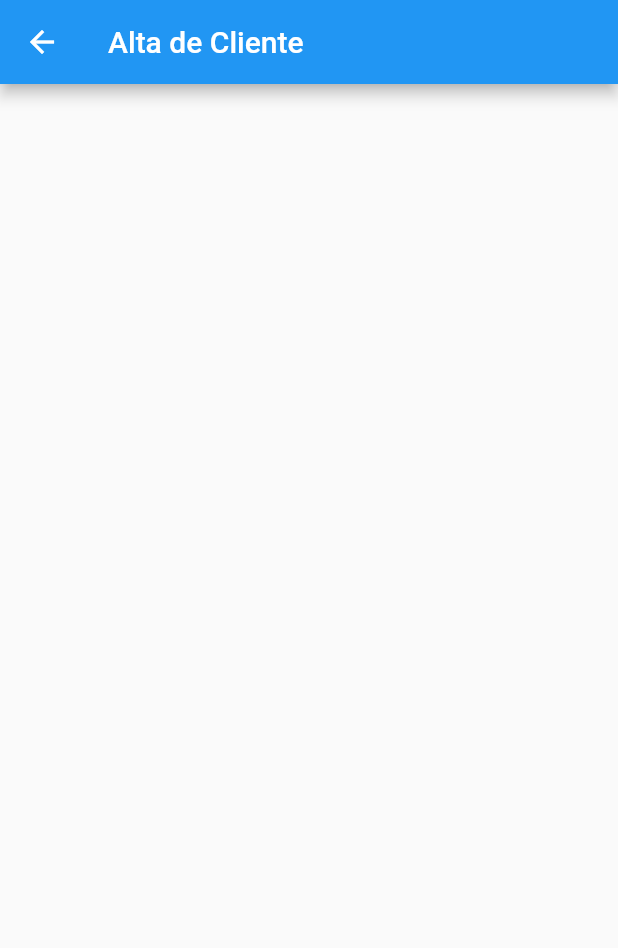
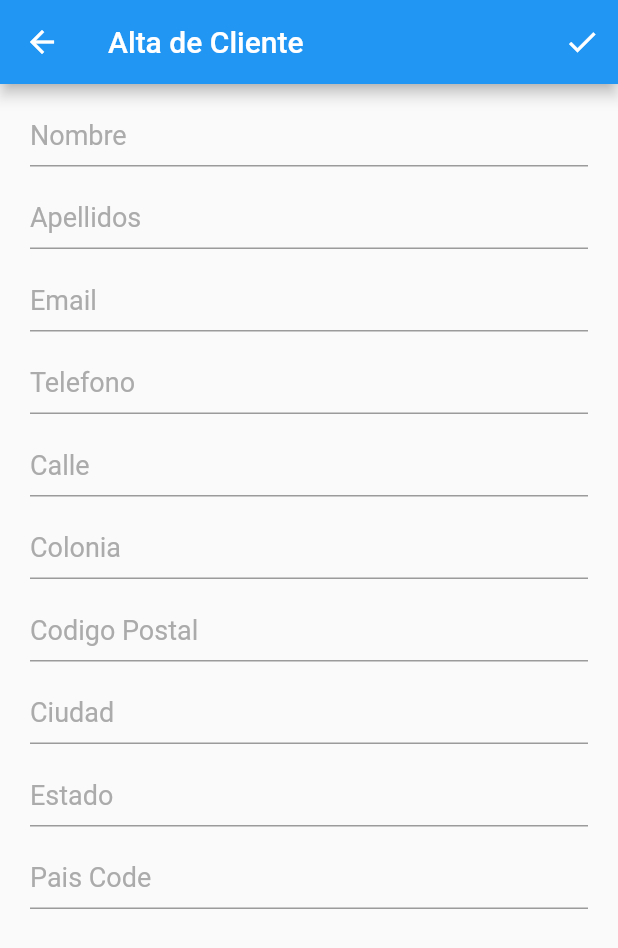
Before and after one commit to AVG93/demo-openpay, a Flutter app: the ClienteAltaPage screen opened by its route, on a phone screen of 412 x 824 dp. Shown: the top 948 px of the screen. Run offline on Flutter 3.47's test engine with Material 2 defaults, Android fonts, the light colour scheme and no system bars; Roboto replaces fonts that are missing (Montserrat).

Commit message:
Se genera formulario de alta de cliente

```diff
--- a/lib/src/pages/cliente/ClienteAltaPage.dart
+++ b/lib/src/pages/cliente/ClienteAltaPage.dart
@@ -1,5 +1,6 @@
 import 'package:demo_openpay/src/api/ClienteService.dart';
 import 'package:demo_openpay/src/models/Cliente.dart';
+import 'package:demo_openpay/src/widgets/itemDataInput.dart';
 import 'package:flutter/material.dart';
 
 
@@ -11,23 +12,96 @@ class ClienteAltaPage extends StatefulWidget {
 }
 
 class _ClienteAltaPageState extends State<ClienteAltaPage> {
+
+  void onClickAltaCliente(Cliente c){
+    ClienteService clienteService = new ClienteService();
+
+    clienteService.postCliente(c)
+    .then((c) => {
+      print('${c.id} - ${c.name}')
+    });
+  }
+
+
   @override
   Widget build(BuildContext context) {
 
-    ClienteService clienteService = new ClienteService();
 
-    clienteService.postCliente(new Cliente(id: '', name: 'Username test', email: 'email@correo.com', creationDate: new DateTime(1990, 01, 01)))
-    .then((c) => {
-      print('${c.id} - ${c.name}')
-    });
+
+    TextEditingController _name = TextEditingController();
+    TextEditingController _lastName = TextEditingController();
+    TextEditingController _email = TextEditingController();
+    TextEditingController _phone = TextEditingController();
+    TextEditingController _line1 = TextEditingController();
+    TextEditingController _line2 = TextEditingController();
+    TextEditingController _postalCode = TextEditingController();
+    TextEditingController _state = TextEditingController();
+    TextEditingController _city = TextEditingController();
+    TextEditingController _countryCode = TextEditingController();
+
+    /**/
 
 
     return Scaffold(
       appBar: AppBar(
         title: Text('Alta de Cliente'),
+        actions: [
+          IconButton(
+            onPressed: (){
 
+              onClickAltaCliente(new Cliente(
+                id: '',
+                name: _name.text,
+                lastName: _lastName.text,
+                email: _email.text,
+                phoneNumber: _phone.text,
+                address: new Address(
+                  line1: _line1.text,
+                  line2: _line2.text,
+                  state: _state.text,
+                  city: _city.text,
+                  postalCode: _postalCode.text,
+                  countryCode: _countryCode.text),
+                creationDate: new DateTime(1990, 01, 01),
+
+                )
+              );
+
+            },
+            icon: Icon(Icons.check),
+            disabledColor: Colors.red,
+          )
+        ],
+      ),
+      body: Container(
+        padding: EdgeInsets.symmetric(horizontal: 20.0),
+        child: Column(
+
+          children: [
+
+            inputTextRegistro('Nombre', TextInputType.name, false, _name),
+
+            inputTextRegistro('Apellidos', TextInputType.name, false, _lastName),
+
+            inputTextRegistro('Email', TextInputType.emailAddress, false, _email),
+
+            inputTextRegistro('Telefono', TextInputType.phone, false, _phone),
+
+
+
+            inputTextRegistro('Calle', TextInputType.text, false, _line1),
+            inputTextRegistro('Colonia', TextInputType.text, false, _line2),
+            inputTextRegistro('Codigo Postal', TextInputType.number, false, _postalCode),
+            inputTextRegistro('Ciudad', TextInputType.text, false, _city),
+            inputTextRegistro('Estado', TextInputType.text, false, _state),
+            inputTextRegistro('Pais Code', TextInputType.text, false, _countryCode),
+
+          ],
+        ),
       ),
 
     );
   }
+
+
 }
```
